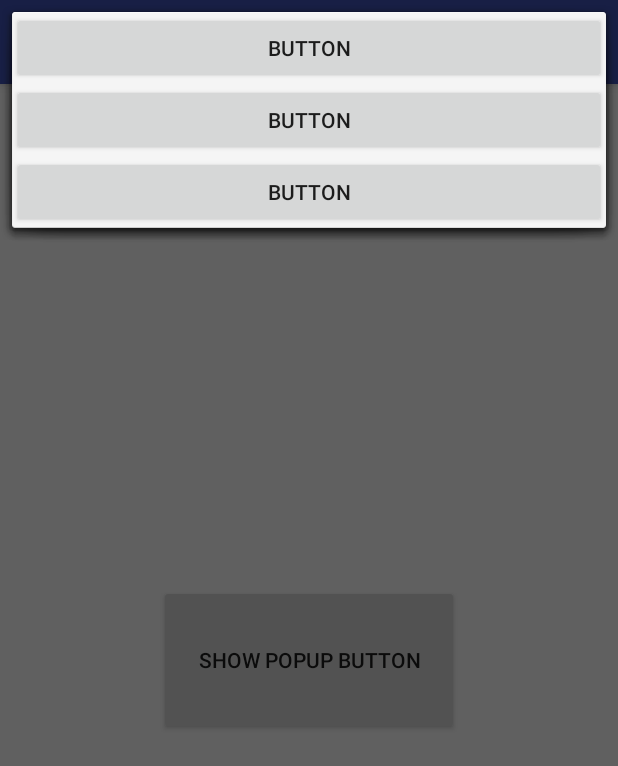
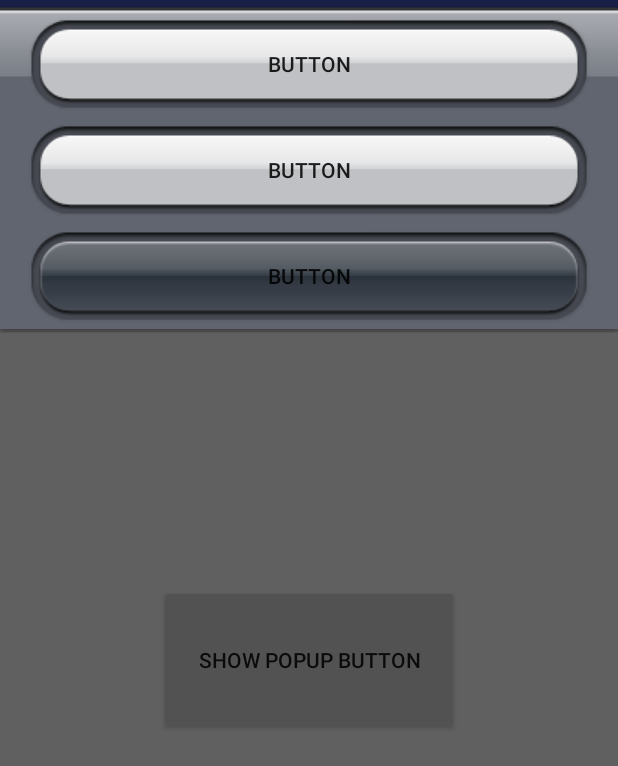
Before and after one commit to programmerAbc/PopupWindowPractice, an Android app: the screen it shows after launch (MainActivity), after a tap on "SHOW POPUP BUTTON", on a phone screen of 412 x 824 dp. Shown: the top 766 px of the screen. Run offline under Robolectric (Android 15) with nearby library versions, the phone set to English and light mode, and no system bars.

Commit message:
third commit

```diff
--- a/app/src/main/java/com/practice/MainActivity.java
+++ b/app/src/main/java/com/practice/MainActivity.java
@@ -31,10 +31,12 @@ public class MainActivity extends AppCompatActivity {
     private void showPopupWindow(View view) {
         View contentView = LayoutInflater.from(this).inflate(R.layout.popup_layout, null);
         PopupWindow popupWindow = new PopupWindow(contentView, ViewGroup.LayoutParams.MATCH_PARENT, ViewGroup.LayoutParams.WRAP_CONTENT, true);
+        popupWindow.setSoftInputMode(WindowManager.LayoutParams.SOFT_INPUT_ADJUST_RESIZE);
         popupWindow.setTouchable(true);
-        popupWindow.setBackgroundDrawable(getResources().getDrawable(android.R.drawable.dialog_holo_light_frame));
+        popupWindow.setBackgroundDrawable(getResources().getDrawable(R.drawable.actionsheet_bg_ios6));
         popupWindow.setAnimationStyle(R.style.PopupWindowAnimation);
         popupWindow.showAtLocation(view, Gravity.BOTTOM, 0, 0);
+
         View container = popupWindow.getContentView().getRootView();
         container.addOnLayoutChangeListener(new View.OnLayoutChangeListener() {
             @Override
--- a/app/src/main/res/layout/popup_layout.xml
+++ b/app/src/main/res/layout/popup_layout.xml
@@ -2,23 +2,39 @@
 <LinearLayout xmlns:android="http://schemas.android.com/apk/res/android"
     android:layout_width="match_parent"
     android:layout_height="wrap_content"
+    android:fitsSystemWindows="true"
     android:orientation="vertical">
 
     <Button
+        android:layout_marginTop="5dp"
+        android:layout_marginBottom="5dp"
+        android:layout_marginLeft="20dp"
+        android:layout_marginRight="20dp"
         android:text="Button"
         android:layout_width="match_parent"
-        android:layout_height="wrap_content"
+        android:layout_height="60dp"
+        android:background="@drawable/actionsheet_other_bt_bg"
         android:id="@+id/button" />
 
     <Button
+        android:layout_marginTop="5dp"
+        android:layout_marginBottom="5dp"
+        android:layout_marginLeft="20dp"
+        android:layout_marginRight="20dp"
         android:text="Button"
         android:layout_width="match_parent"
-        android:layout_height="wrap_content"
+        android:layout_height="60dp"
+        android:background="@drawable/actionsheet_other_bt_bg"
         android:id="@+id/button2" />
 
     <Button
+        android:layout_marginTop="5dp"
+        android:layout_marginBottom="5dp"
+        android:layout_marginLeft="20dp"
+        android:layout_marginRight="20dp"
         android:text="Button"
         android:layout_width="match_parent"
-        android:layout_height="wrap_content"
+        android:layout_height="60dp"
+        android:background="@drawable/actionsheet_cancel_bt_bg"
         android:id="@+id/button3" />
 </LinearLayout>
```
Also changed, not shown: app/src/main/res/drawable/actionsheet_bg_ios6.9.png (added), app/src/main/res/drawable/actionsheet_cancel_bt_bg.9.png (added), app/src/main/res/drawable/actionsheet_other_bt_bg.9.png (added).
